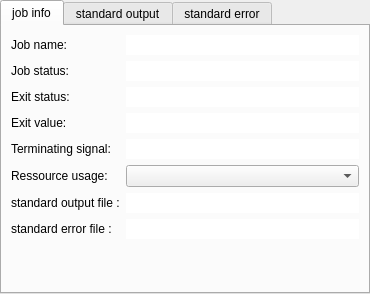
populse/soma-workflow, file python/soma/jobs/gui/JobInfo.ui: the form before one commit.
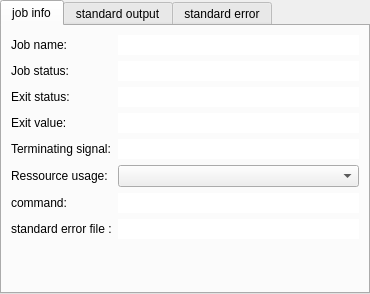
The form after the commit.

What changed in the file:
```diff
--- a/python/soma/jobs/gui/JobInfo.ui
+++ b/python/soma/jobs/gui/JobInfo.ui
@@ -106,7 +106,7 @@
     <item row="6" column="0">
      <widget class="QLabel" name="label_6">
       <property name="text">
-       <string>standard output file :</string>
+       <string>command:</string>
       </property>
      </widget>
     </item>
```
Left out of the diff: 2 changed lines with no effect on the pictures.
